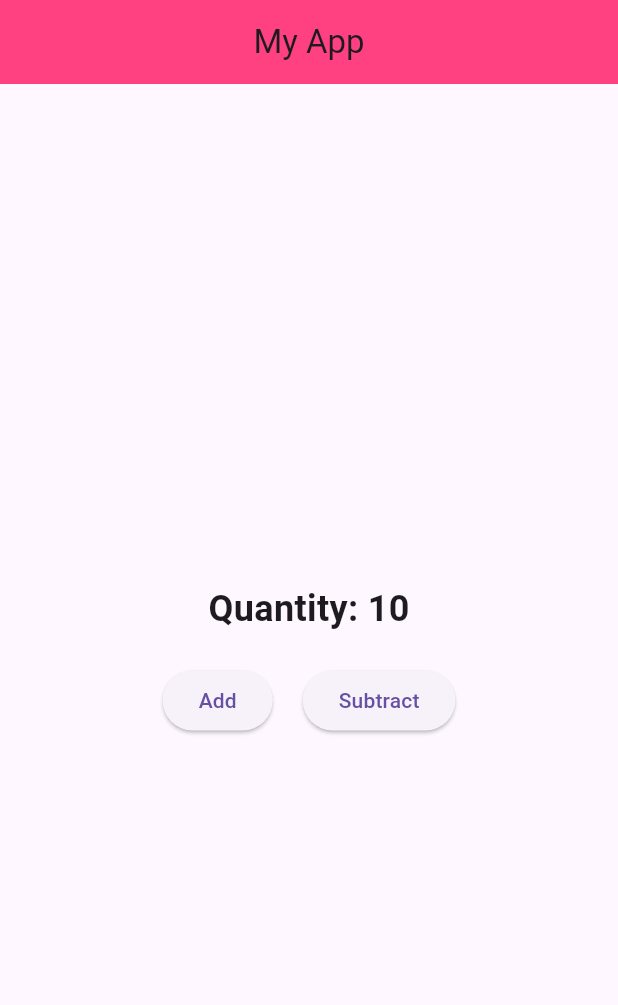
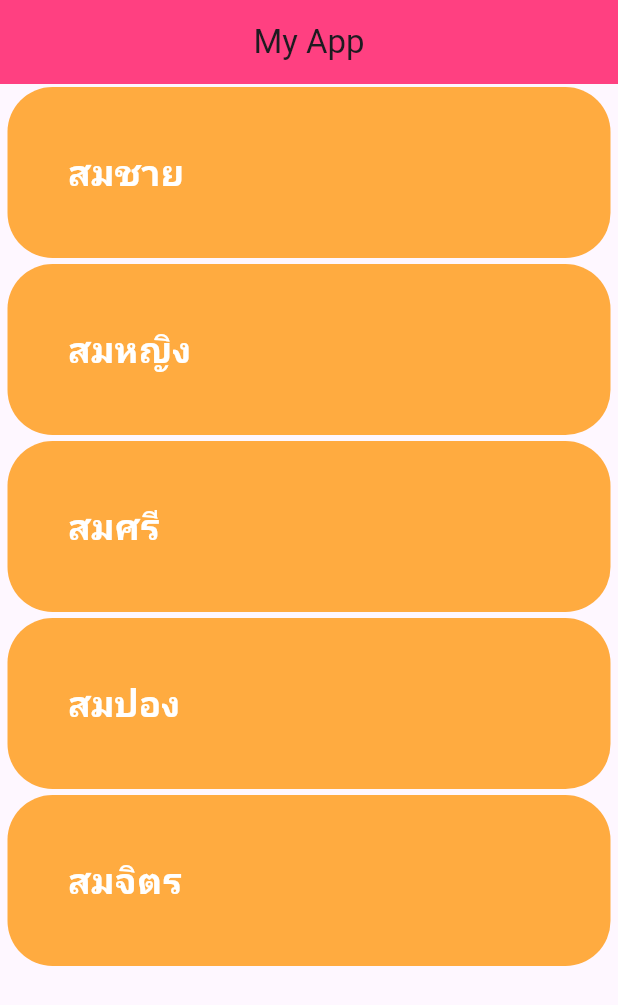
Before and after one commit to JJkittipop/learn_flutter_67_2, a Flutter app: the screen it shows after launch, on a phone screen of 412 x 824 dp. Shown: the top 1005 px of the screen. Run offline on Flutter 3.47's test engine with Material 3 defaults, Android fonts, the phone set to English and light mode, and no system bars.

Commit message:
Step 9: list view widget

```diff
--- a/lib/screen/item.dart
+++ b/lib/screen/item.dart
@@ -1,4 +1,6 @@
 // Step 8: stateful widget
+//Step 9: list view widget
+
 import 'package:flutter/material.dart';
 
 class Item extends StatefulWidget {
@@ -22,32 +24,55 @@ void subtractQuantity() {
       quantity = quantity > 0 ? quantity - 1 : 0;
       });
   }
+
+//Step 9: list view widget
+List data = ["สมชาย", "สมหญิง", "สมศรี", "สมปอง", "สมจิตร"];
+
   @override
   Widget build(BuildContext context) {
-    return Center(
-      child: Column(
-        mainAxisAlignment: MainAxisAlignment.center,
-        children: [
-          Text(
-            "Quantity: $quantity",
-            style: const TextStyle(fontSize: 24, fontWeight: FontWeight.bold),
-          ),
-          const SizedBox(height: 20),
-          Row(
-            mainAxisAlignment: MainAxisAlignment.center,
-            children: [
-              ElevatedButton(
-                onPressed: addQuantity,
-                child: const Text("Add"),
-              ),
-              const SizedBox(width: 20),
-              ElevatedButton(
-                onPressed: subtractQuantity,
-                child: const Text("Subtract"),
-              ),
-            ],
-          ),
-        ],
-      ),
-    );
-  }}
+    // return Center(
+    //   child: Column(
+    //     mainAxisAlignment: MainAxisAlignment.center,
+    //     children: [
+    //       Text(
+    //         "Quantity: $quantity",
+    //         style: const TextStyle(fontSize: 24, fontWeight: FontWeight.bold),
+    //       ),
+    //       const SizedBox(height: 20),
+    //       Row(
+    //         mainAxisAlignment: MainAxisAlignment.center,
+    //         children: [
+    //           ElevatedButton(
+    //             onPressed: addQuantity,
+    //             child: const Text("Add"),
+    //           ),
+    //           const SizedBox(width: 20),
+    //           ElevatedButton(
+    //             onPressed: subtractQuantity,
+    //             child: const Text("Subtract"),
+    //           ),
+    //         ],
+    //       ),
+    //     ],
+    //   ),
+    // );
+
+  return ListView.builder(
+    itemBuilder: (context, index) {
+      return Container(
+        decoration: BoxDecoration(
+          borderRadius: BorderRadius.circular(30),
+          color: Colors.orangeAccent,
+        ),
+        margin: EdgeInsets.symmetric(vertical: 2, horizontal: 5),
+        padding: EdgeInsets.all(40),
+        child: Text(
+          data[index],
+          style: TextStyle(fontSize: 24, color: Colors.white,
+          fontWeight: FontWeight.bold),
+        ),
+      );
+    },
+    itemCount: data.length);
+    }
+  }
```
